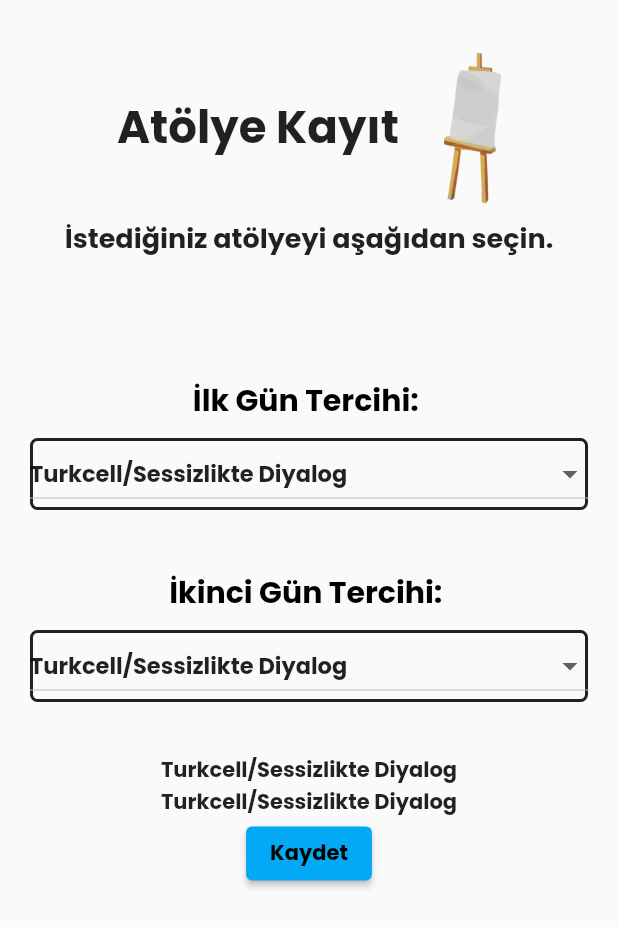
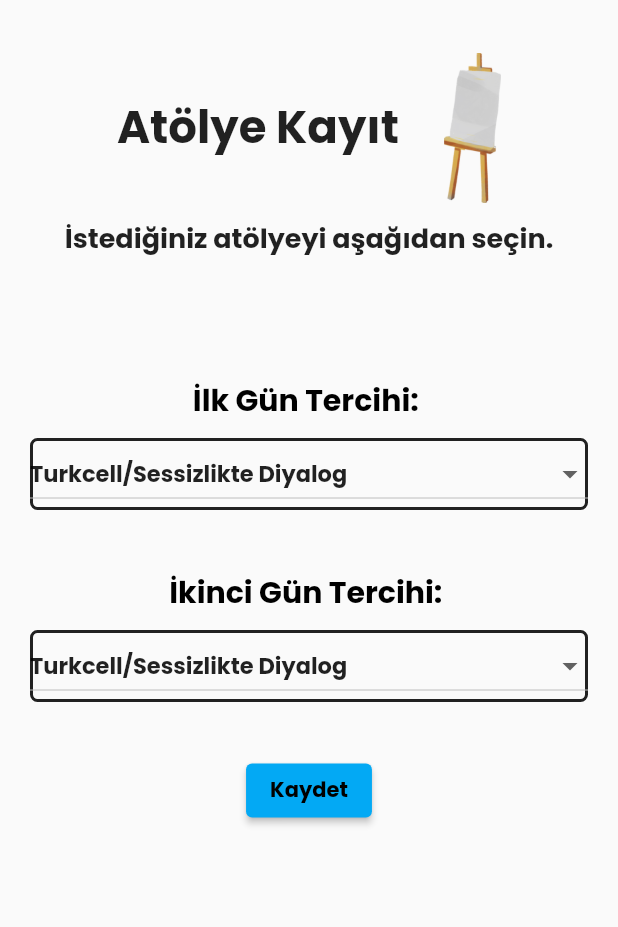
Before and after one commit to unpicasso/jarc_app, a Flutter app: the WorkshopRegistryPage screen opened directly, after a tap on "Kaydet", on a phone screen of 412 x 824 dp. Shown: the top 927 px of the screen. Run offline on Flutter 3.47's test engine with Material 2 defaults, Android fonts, the phone set to English and light mode, and no system bars; our stand-ins replace flutter_riverpod, qr_flutter.

Commit message:
- problem fixed on riverpod - workshop page now working, ready for submission

```diff
--- a/lib/WorkshopRegistryPage.dart
+++ b/lib/WorkshopRegistryPage.dart
@@ -7,17 +7,19 @@
 
 // dropdown menu için bu videoyu kullandım: https://www.youtube.com/watch?v=K8Y7sWZ7Q3s
 
- //burası sonradan seçim yapılan atölyenin adına dönecek
+//burası sonradan seçim yapılan atölyenin adına dönecek
 final workshopProviderText = StateProvider((ref) => "Seçilmedi");
-final workshopProviderStatus = StateProvider((ref) => "Seçilmedi"); //burası da sonradan seçim yapıldığında "Seçildi" yazacak
-final workshopProviderColor = StateProvider((ref) => Colors.red); //seçim yapıldığında yeşil renge dönecek
-
+final workshopProviderStatus = StateProvider((ref) =>
+    "Seçilmedi"); //burası da sonradan seçim yapıldığında "Seçildi" yazacak
+final workshopProviderColor =
+    StateProvider((ref) => Colors.red); //seçim yapıldığında yeşil renge dönecek
 
 class WorkshopRegistryPage extends ConsumerStatefulWidget {
   const WorkshopRegistryPage({Key? key}) : super(key: key);
 
   @override
-  ConsumerState<WorkshopRegistryPage> createState() => _WorkshopRegistryPageState();
+  ConsumerState<WorkshopRegistryPage> createState() =>
+      _WorkshopRegistryPageState();
 }
 
 class _WorkshopRegistryPageState extends ConsumerState<WorkshopRegistryPage> {
@@ -25,7 +27,6 @@
  dropdownlarda kullanacağımız workshop listesini burada hallediyoruz, liste uygulama çalışmaya başladıktan sonra
  değişmeyeceği için tanımlarken final kullanabiliriz
  */
-
 
   final items = [
     'Turkcell/Sessizlikte Diyalog',
@@ -39,13 +40,13 @@
     'Kampüs Turu',
   ];
 
+
   String firstDayDropdownValue = 'Turkcell/Sessizlikte Diyalog';
   String secondDayDropdownValue = 'Turkcell/Sessizlikte Diyalog';
 
 
   @override
   Widget build(BuildContext context) {
-
 
 
     return Scaffold(
@@ -110,18 +111,14 @@
                             setState(() {
                               firstDayDropdownValue = newValue!;
 
-                              ref.read(workshopProviderText).state = firstDayDropdownValue;
-
                             });
                           },
                         ),
                       ),
                     ),
-
                     SizedBox(
                       height: 40,
                     ),
-
                     Text("İkinci Gün Tercihi: ",
                         style: TextStyle(
                           fontSize: 20,
@@ -162,28 +159,23 @@
                       ),
                     ),
                   ],
-
                 ),
                 SizedBox(
                   height: 35,
                 ),
 
-                Text(firstDayDropdownValue),
-                Text(secondDayDropdownValue),
-
                 ElevatedButton(
                     onPressed: () {
 
-                      print(firstDayDropdownValue);
-                      print(secondDayDropdownValue);
+
+                      //görevde öyle istendiği için yalnızca ilk günün değerlerini göderiyoruz ana sayfaya
+                      //butona bastıktan sonra değerleri yalnızca bir kere okumasını istiyoruz
+
+                      ref.read(workshopProviderText.state).state = firstDayDropdownValue;
+                      ref.read(workshopProviderColor.state).state = Colors.green;
+                      ref.read(workshopProviderStatus.state).state = "Seçildi";
 
                       //ref.read(workshopProviderText.state).state--;
-
-
-
-
-
-
                     },
                     child: Text('Kaydet'))
               ]),
```
Also changed, not shown: lib/LoginPage.dart (+6 -6 lines).
